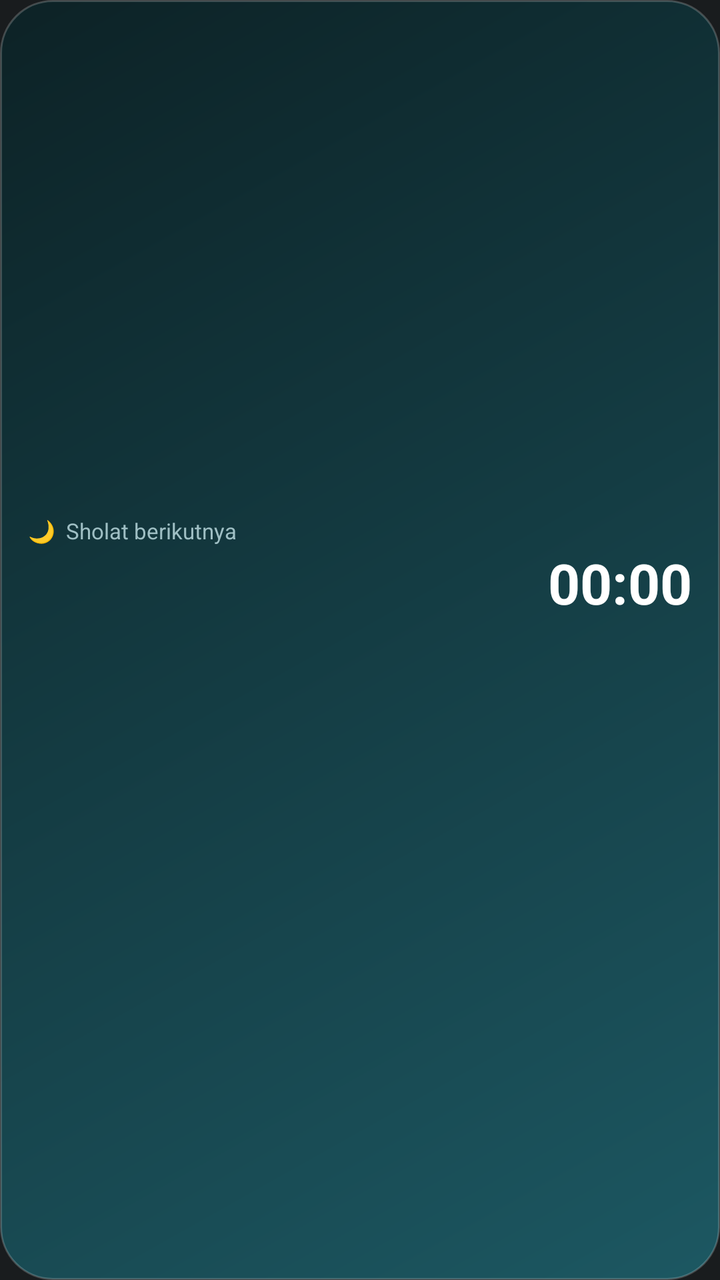
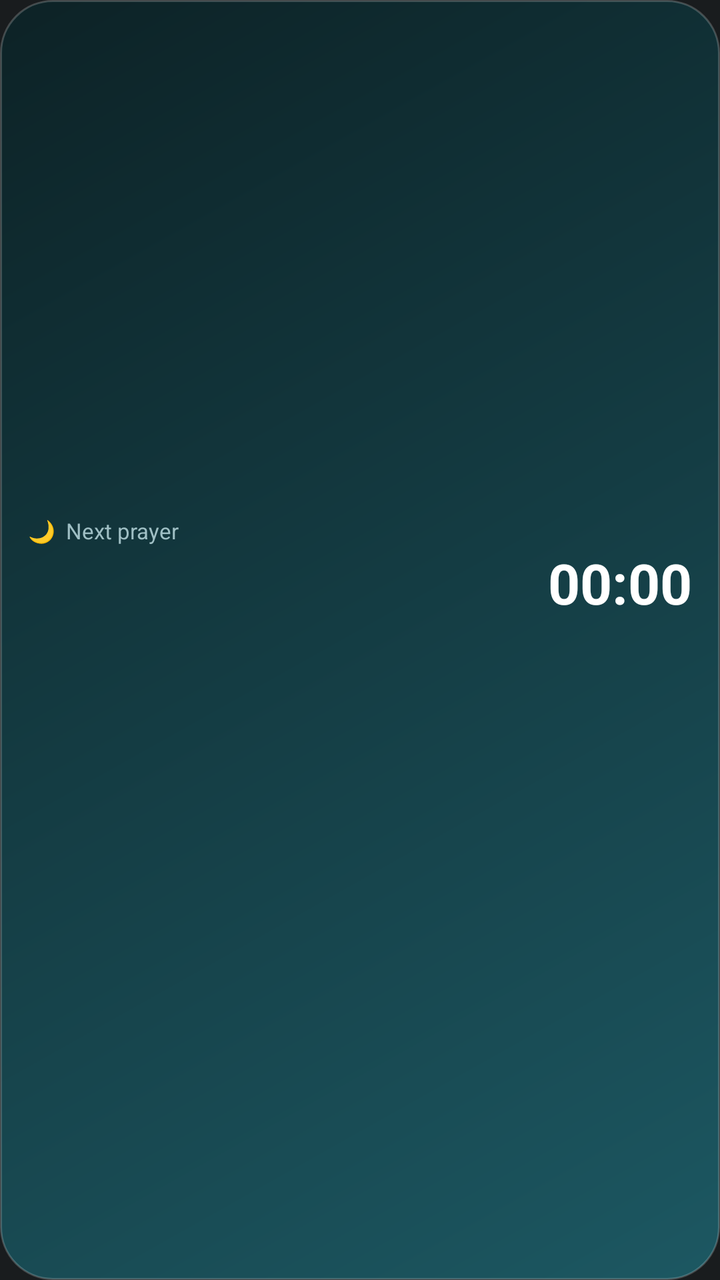

Screens rendered from an Android XML layout before and after an edit, with the pre-edit source and the edit as a unified diff.
<!-- AndroidManifest.xml: application theme android:Theme.DeviceDefault.NoActionBar -->
<!-- res/layout/widget.xml -->
<?xml version="1.0" encoding="utf-8"?>
<LinearLayout xmlns:android="http://schemas.android.com/apk/res/android"
    android:id="@+id/root"
    android:layout_width="match_parent"
    android:layout_height="match_parent"
    android:background="@drawable/widget_bg"
    android:gravity="center_vertical"
    android:orientation="vertical"
    android:padding="14dp">

    <LinearLayout
        android:layout_width="match_parent"
        android:layout_height="wrap_content"
        android:orientation="horizontal">
        <TextView
            android:layout_width="0dp"
            android:layout_height="wrap_content"
            android:layout_weight="1"
            android:text="🌙  Sholat berikutnya"
            android:textColor="#9FBFC4"
            android:textSize="11sp" />
        <TextView
            android:id="@+id/loc"
            android:layout_width="wrap_content"
            android:layout_height="wrap_content"
            android:ellipsize="end"
            android:maxWidth="140dp"
            android:singleLine="true"
            android:textColor="#9FBFC4"
            android:textSize="11sp" />
    </LinearLayout>

    <LinearLayout
        android:layout_width="match_parent"
        android:layout_height="wrap_content"
        android:gravity="center_vertical"
        android:orientation="horizontal">
        <TextView
            android:id="@+id/next_name"
            android:layout_width="0dp"
            android:layout_height="wrap_content"
            android:layout_weight="1"
            android:textColor="#FFC857"
            android:textSize="28sp"
            android:textStyle="bold" />
        <Chronometer
            android:id="@+id/countdown"
            android:layout_width="wrap_content"
            android:layout_height="wrap_content"
            android:textColor="#FFFFFF"
            android:textSize="28sp"
            android:textStyle="bold" />
    </LinearLayout>

    <TextView
        android:id="@+id/next_sub"
        android:layout_width="wrap_content"
        android:layout_height="wrap_content"
        android:textColor="#9FBFC4"
        android:textSize="12sp" />

    <LinearLayout
        android:layout_width="match_parent"
        android:layout_height="wrap_content"
        android:layout_marginTop="10dp"
        android:orientation="horizontal">
        <LinearLayout
            android:id="@+id/c0"
            android:layout_width="0dp"
            android:layout_height="wrap_content"
            android:layout_marginLeft="2dp"
            android:layout_marginRight="2dp"
            android:layout_weight="1"
            android:gravity="center_horizontal"
            android:orientation="vertical"
            android:paddingTop="6dp"
            android:paddingBottom="6dp">
            <TextView
                android:id="@+id/n0"
                android:layout_width="wrap_content"
                android:layout_height="wrap_content"
                android:textColor="#9FBFC4"
                android:textSize="11sp" />
            <TextView
                android:id="@+id/t0"
                android:layout_width="wrap_content"
                android:layout_height="wrap_content"
                android:textColor="#FFFFFF"
                android:textSize="14sp"
                android:textStyle="bold" />
        </LinearLayout>

        <LinearLayout
            android:id="@+id/c1"
            android:layout_width="0dp"
            android:layout_height="wrap_content"
            android:layout_marginLeft="2dp"
            android:layout_marginRight="2dp"
            android:layout_weight="1"
            android:gravity="center_horizontal"
            android:orientation="vertical"
            android:paddingTop="6dp"
            android:paddingBottom="6dp">
            <TextView
                android:id="@+id/n1"
                android:layout_width="wrap_content"
                android:layout_height="wrap_content"
                android:textColor="#9FBFC4"
                android:textSize="11sp" />
            <TextView
                android:id="@+id/t1"
                android:layout_width="wrap_content"
                android:layout_height="wrap_content"
                android:textColor="#FFFFFF"
                android:textSize="14sp"
                android:textStyle="bold" />
        </LinearLayout>

        <LinearLayout
            android:id="@+id/c2"
            android:layout_width="0dp"
            android:layout_height="wrap_content"
            android:layout_marginLeft="2dp"
            android:layout_marginRight="2dp"
            android:layout_weight="1"
            android:gravity="center_horizontal"
            android:orientation="vertical"
            android:paddingTop="6dp"
            android:paddingBottom="6dp">
            <TextView
                android:id="@+id/n2"
                android:layout_width="wrap_content"
                android:layout_height="wrap_content"
                android:textColor="#9FBFC4"
                android:textSize="11sp" />
            <TextView
                android:id="@+id/t2"
                android:layout_width="wrap_content"
                android:layout_height="wrap_content"
                android:textColor="#FFFFFF"
                android:textSize="14sp"
                android:textStyle="bold" />
        </LinearLayout>

        <LinearLayout
            android:id="@+id/c3"
            android:layout_width="0dp"
            android:layout_height="wrap_content"
            android:layout_marginLeft="2dp"
            android:layout_marginRight="2dp"
            android:layout_weight="1"
            android:gravity="center_horizontal"
            android:orientation="vertical"
            android:paddingTop="6dp"
            android:paddingBottom="6dp">
            <TextView
                android:id="@+id/n3"
                android:layout_width="wrap_content"
                android:layout_height="wrap_content"
                android:textColor="#9FBFC4"
                android:textSize="11sp" />
            <TextView
                android:id="@+id/t3"
                android:layout_width="wrap_content"
                android:layout_height="wrap_content"
                android:textColor="#FFFFFF"
                android:textSize="14sp"
                android:textStyle="bold" />
        </LinearLayout>

        <LinearLayout
            android:id="@+id/c4"
            android:layout_width="0dp"
            android:layout_height="wrap_content"
            android:layout_marginLeft="2dp"
            android:layout_marginRight="2dp"
            android:layout_weight="1"
            android:gravity="center_horizontal"
            android:orientation="vertical"
            android:paddingTop="6dp"
            android:paddingBottom="6dp">
            <TextView
                android:id="@+id/n4"
                android:layout_width="wrap_content"
                android:layout_height="wrap_content"
                android:textColor="#9FBFC4"
                android:textSize="11sp" />
            <TextView
                android:id="@+id/t4"
                android:layout_width="wrap_content"
                android:layout_height="wrap_content"
                android:textColor="#FFFFFF"
                android:textSize="14sp"
                android:textStyle="bold" />
        </LinearLayout>

    </LinearLayout>
</LinearLayout>
<!-- resources referenced by this layout -->
<resources>
  <!-- drawable widget_bg (drawable) -->
  <?xml version="1.0" encoding="utf-8"?>
  <shape xmlns:android="http://schemas.android.com/apk/res/android" android:shape="rectangle">
      <gradient
          android:angle="315"
          android:startColor="#F00B2226"
          android:endColor="#F01C5B66" />
      <corners android:radius="26dp" />
      <stroke android:width="1dp" android:color="#33FFFFFF" />
  </shape>
</resources>

<!-- the commit's change to res/layout/widget.xml (unified diff, before → after) -->
@@ -13,10 +13,11 @@
         android:layout_height="wrap_content"
         android:orientation="horizontal">
         <TextView
+            android:id="@+id/label"
             android:layout_width="0dp"
             android:layout_height="wrap_content"
             android:layout_weight="1"
-            android:text="🌙  Sholat berikutnya"
+            android:text="🌙  Next prayer"
             android:textColor="#9FBFC4"
             android:textSize="11sp" />
         <TextView
